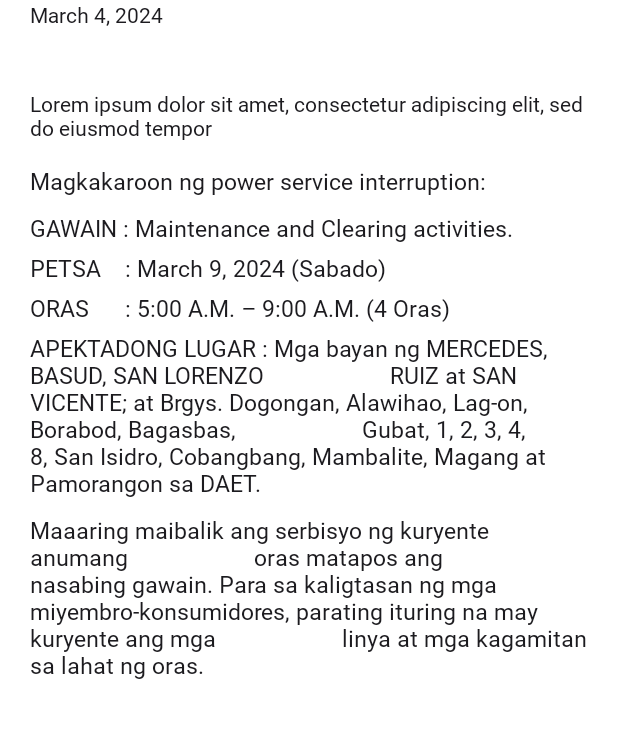
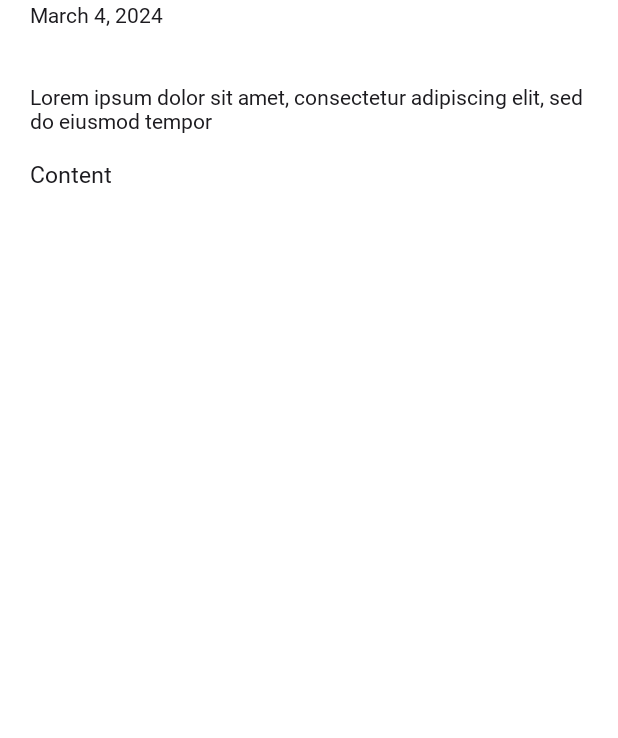
Before and after one commit to jayaustin1122/Canoreco-App, an Android app: the NewsDetailsFragment screen opened through its navigation route, on a phone screen of 412 x 824 dp, the part 159-897 px from its top. Run offline under Robolectric (Android 15) with nearby library versions, the phone set to English and light mode, and no system bars; our stand-ins replace Firebase (no records; nobody signed in at launch, a user with empty details on screens opened directly); libraries missing offline, so code that uses them is left out: org.bouncycastle.asn1; 3 statements that could not run were skipped.

Commit message:
User Updates News and Maintenance 2.0

```diff
--- a/app/src/main/java/com/example/canorecoapp/adapter/MaintenanceAdapter.kt
+++ b/app/src/main/java/com/example/canorecoapp/adapter/MaintenanceAdapter.kt
@@ -46,6 +46,7 @@ class MaintenanceAdapter(private val context: Context,
         val newsDesc = model.shortDescription
         val image = model.image
         val date = model.date
+        val category = model.category
         val timeStamp = model.timestamp
         holder.title.text = newsTitle
         holder.shortDescription.text = newsDesc
@@ -60,6 +61,7 @@ class MaintenanceAdapter(private val context: Context,
                 val detailsFragment = NewsDetailsFragment()
                 val bundle = Bundle()
                 bundle.putString("title",newsTitle)
+                bundle.putString("category",category)
                 detailsFragment.arguments = bundle
                 Log.d("BundleValues", "TimeStamp: $newsTitle")
                 navController.navigate(R.id.newsDetailsFragment, bundle)
--- a/app/src/main/java/com/example/canorecoapp/adapter/NewsAdapter.kt
+++ b/app/src/main/java/com/example/canorecoapp/adapter/NewsAdapter.kt
@@ -46,6 +46,7 @@ class NewsAdapter(private val context: Context,
         val image = model.image
         val date = model.date
         val timeStamp = model.timestamp
+        val category = model.category
 
         holder.title.text = newsTitle
         holder.shortDescription.text = newsDesc
@@ -60,6 +61,7 @@ class NewsAdapter(private val context: Context,
                 val detailsFragment = NewsDetailsFragment()
                 val bundle = Bundle()
                 bundle.putString("title", newsTitle.toString())
+                bundle.putString("category",category)
                 detailsFragment.arguments = bundle
                 Log.d("BundleValues", "TimeStamp: $newsTitle")
                 navController.navigate(R.id.newsDetailsFragment, bundle)
--- /dev/null
+++ b/app/src/main/java/com/example/canorecoapp/models/Images.kt
@@ -0,0 +1,5 @@
+package com.example.canorecoapp.models
+
+data class Images(
+    val images: List<String> = emptyList() // Use emptyList() instead of []
+)
--- a/app/src/main/java/com/example/canorecoapp/models/Maintenance.kt
+++ b/app/src/main/java/com/example/canorecoapp/models/Maintenance.kt
@@ -11,9 +11,11 @@ data class Maintenance (
     val lugar : String =  "",
     val oras : String =  "",
     val petsa : String =  "",
+    val category : String =  "",
 
-) {
-    constructor() : this("",  "","","","","",  "","","","") {
+    ) {
+    constructor() : this("",  "","","","","",  "","","","","") {
         // Default constructor required for Firebase
     }
+
 }
--- a/app/src/main/java/com/example/canorecoapp/models/News.kt
+++ b/app/src/main/java/com/example/canorecoapp/models/News.kt
@@ -11,9 +11,10 @@ data class News (
     val lugar : String =  "",
     val oras : String =  "",
     val petsa : String =  "",
+    val category : String =  "",
 
 ) {
-    constructor() : this("",  "","","","","",  "","","","") {
+    constructor() : this("",  "","","","","",  "","","","","") {
         // Default constructor required for Firebase
     }
 }
--- a/app/src/main/java/com/example/canorecoapp/views/user/HomeUserFragment.kt
+++ b/app/src/main/java/com/example/canorecoapp/views/user/HomeUserFragment.kt
@@ -65,8 +65,9 @@ class HomeUserFragment : Fragment() {
                     val userName = document.getString("fullName")
                     val image = document.getString("image")
                     binding.textViewUser.setText("$userName")
+                    val context = context ?: return@addOnSuccessListener
                     binding.imageViewProfile?.let {
-                        Glide.with(requireContext())
+                        Glide.with(context)
                             .load(image)
                             .into(it)
                     }
--- a/app/src/main/java/com/example/canorecoapp/views/user/ReportFragment.kt
+++ b/app/src/main/java/com/example/canorecoapp/views/user/ReportFragment.kt
@@ -121,7 +121,7 @@ class ReportFragment : Fragment() {
         )
         val firestore = FirebaseFirestore.getInstance()
         try {
-            firestore.collection("Reports")
+            firestore.collection("consumer_Complaints")
                 .document(timestamp.toString())
                 .set(report)
                 .addOnCompleteListener { task ->
--- a/app/src/main/java/com/example/canorecoapp/views/user/news/NewsDetailsFragment.kt
+++ b/app/src/main/java/com/example/canorecoapp/views/user/news/NewsDetailsFragment.kt
@@ -7,15 +7,21 @@ import androidx.fragment.app.Fragment
 import android.view.LayoutInflater
 import android.view.View
 import android.view.ViewGroup
+import android.widget.HorizontalScrollView
 import android.widget.Toast
 import androidx.lifecycle.lifecycleScope
+import androidx.navigation.NavController
 import androidx.navigation.fragment.findNavController
+import androidx.recyclerview.widget.GridLayoutManager
 import androidx.recyclerview.widget.LinearLayoutManager
 import com.bumptech.glide.Glide
 import com.example.canorecoapp.R
 import com.example.canorecoapp.adapter.NewsAdapter
+import com.example.canorecoapp.adapter.NewsImagesAdapter
 import com.example.canorecoapp.databinding.FragmentNewsDetailsBinding
+import com.example.canorecoapp.models.Images
 import com.example.canorecoapp.models.News
+import com.google.android.play.integrity.internal.al
 import com.google.firebase.firestore.FirebaseFirestore
 import com.google.firebase.firestore.ktx.firestore
 import com.google.firebase.ktx.Firebase
@@ -37,13 +43,19 @@ class NewsDetailsFragment : Fragment() {
     override fun onViewCreated(view: View, savedInstanceState: Bundle?) {
         super.onViewCreated(view, savedInstanceState)
         val title = arguments?.getString("title")
+
         Log.d("Firestore", "Querying document with timestampss: $title")
         getNewsDetailsByTimestamp(title)
         binding.backArrow.setOnClickListener {
             findNavController().navigateUp()
         }
     }
-
+    private fun setupRecyclerView(images: List<String>) {
+        val recyclerView = binding.imagesRV
+        recyclerView.layoutManager = LinearLayoutManager(requireContext(), LinearLayoutManager.HORIZONTAL, false)
+        recyclerView.adapter = NewsImagesAdapter(requireContext(),findNavController(),images)
+        Log.d("NewsImagesAdapter", "Loading image from URL: $images")
+    }
     private fun getNewsDetailsByTimestamp(title: String?) {
         if (title.isNullOrEmpty()) {
             Toast.makeText(requireContext(), "Invalid title!", Toast.LENGTH_SHORT).show()
@@ -51,29 +63,37 @@ class NewsDetailsFragment : Fragment() {
             return
         }
         Log.d("Firestore", "Querying document with title: '$title'")
-
-
         val collectionRef = db.collection("news")
         val query = collectionRef.whereEqualTo("title", title)
-
+        val selectedLocations = mutableSetOf<String>()
         query.get()
             .addOnSuccessListener { documents ->
-                Log.d("Firestore", "Documents retrieved: ${documents.size()}")
                 if (!documents.isEmpty) {
                     for (document in documents) {
-                        val docTitle = document.getString("title")
-                        val image = document.getString("images")
-                        val category = document.getString("category")
-                        val shortDescription = document.getString("Short Description")
 
+                        val docTitle = document.getString("title")?: ""
+                        val images = document.get("image") as? List<String> ?: emptyList()
+                        val category = document.getString("category")?: ""
+                        val content = document.getString("content")?: ""
+                        val selectedLocationsList = document.get("selectedLocations") as? List<*>
+                        selectedLocationsList?.let {
+                            selectedLocations.addAll(it.filterIsInstance<String>())
+                        }
+
+                        binding.newsExcerpt.text = "Category: $category"
+                        binding.newsTitle.text = docTitle
+                        binding.content.text = content
                         if (category == "Patalastas ng Power Interruption"){
                             binding.viewInMapButton.visibility = View.VISIBLE
                         }
-                        binding.newsTitle.text = docTitle
-                        binding.newsExcerpt.text = shortDescription
-                        Glide.with(requireContext())
-                            .load(image)
-                            .into(binding.newsImage)
+                        setupRecyclerView(images)
+                        binding.viewInMapButton.setOnClickListener {
+                            val detailsFragment = ViewMapsWithAreasFragment()
+                            val bundle = Bundle()
+                            bundle.putString("Areas", selectedLocations.joinToString(","))
+                            detailsFragment.arguments = bundle
+                            findNavController().navigate(R.id.viewMapsWithAreasFragment, bundle)
+                        }
                     }
                 } else {
                     Log.d("Firestore", "No document found with the given title")
--- a/app/src/main/res/layout/fragment_news_details.xml
+++ b/app/src/main/res/layout/fragment_news_details.xml
@@ -78,13 +78,15 @@
                 android:textSize="14sp"
                 android:fontFamily="@font/roboto_regular"/>
 
-            <ImageView
-                android:id="@+id/news_image"
+            <androidx.recyclerview.widget.RecyclerView
+                android:id="@+id/imagesRV"
                 android:layout_width="wrap_content"
                 android:layout_height="wrap_content"
-                android:layout_marginBottom="20dp"
-                android:background="@android:color/darker_gray"
-                android:scaleType="fitXY" />
+                android:layout_marginBottom="15dp"
+                android:orientation="horizontal"
+                app:layoutManager="androidx.recyclerview.widget.LinearLayoutManager"
+                tools:listitem="@layout/news_images" />
+
 
             <TextView
                 android:id="@+id/news_excerpt"
@@ -103,66 +105,13 @@
                 android:orientation="vertical">
 
                 <TextView
+                    android:id="@+id/content"
                     android:layout_width="match_parent"
                     android:layout_height="wrap_content"
                     android:layout_marginBottom="10dp"
-                    android:text="Magkakaroon ng power service interruption:"
+                    android:text="Content"
                     android:textColor="@color/text_dark_color"
                     android:textSize="15sp"
-                    android:fontFamily="@font/roboto_regular" />
-
-                <TextView
-                    android:id="@+id/tvGawain"
-                    android:layout_width="match_parent"
-                    android:layout_height="wrap_content"
-                    android:layout_marginBottom="5dp"
-                    android:text="GAWAIN : Maintenance and Clearing activities."
-                    android:textSize="15sp"
-                    android:textColor="@color/text_dark_color"
-                    android:fontFamily="@font/roboto_regular" />
-
-                <TextView
-                    android:id="@+id/tvPetsa"
-                    android:layout_width="match_parent"
-                    android:layout_height="wrap_content"
-                    android:layout_marginBottom="5dp"
-                    android:text="PETSA    : March 9, 2024 (Sabado)"
-                    android:textSize="15sp"
-                    android:textColor="@color/text_dark_color"
-                    android:fontFamily="@font/roboto_regular" />
-
-                <TextView
-                    android:id="@+id/tvOras"
-                    android:layout_width="match_parent"
-                    android:layout_height="wrap_content"
-                    android:layout_marginBottom="5dp"
-                    android:text="ORAS      : 5:00 A.M. – 9:00 A.M. (4 Oras)"
-                    android:textSize="15sp"
-                    android:textColor="@color/text_dark_color"
-                    android:fontFamily="@font/roboto_regular" />
-
-                <TextView
-                    android:id="@+id/tvLugar"
-                    android:layout_width="match_parent"
-                    android:layout_height="wrap_content"
-                    android:layout_marginBottom="10dp"
-                    android:text="APEKTADONG LUGAR : Mga bayan ng MERCEDES, BASUD, SAN LORENZO
-                    RUIZ at SAN VICENTE; at Brgys. Dogongan, Alawihao, Lag-on, Borabod, Bagasbas,
-                    Gubat, 1, 2, 3, 4, 8, San Isidro, Cobangbang, Mambalite, Magang at Pamorangon sa DAET."
-                    android:textSize="15sp"
-                    android:textColor="@color/text_dark_color"
-                    android:fontFamily="@font/roboto_regular" />
-
-                <TextView
-                    android:id="@+id/tvLongDesc"
-                    android:layout_width="match_parent"
-                    android:layout_height="wrap_content"
-                    android:text="Maaaring maibalik ang serbisyo ng kuryente anumang
-                    oras matapos ang nasabing gawain. Para sa kaligtasan ng mga
-                    miyembro-konsumidores, parating ituring na may kuryente ang mga
-                    linya at mga kagamitan sa lahat ng oras."
-                    android:textSize="15sp"
-                    android:textColor="@color/text_dark_color"
                     android:fontFamily="@font/roboto_regular" />
 
             </LinearLayout>
--- a/app/src/main/res/layout/news_activities_item_views.xml
+++ b/app/src/main/res/layout/news_activities_item_views.xml
@@ -57,6 +57,8 @@
         <TextView
             android:id="@+id/tvActivityDescription"
             android:layout_width="match_parent"
+            android:maxLines="1"
+            android:ellipsize="end"
             android:layout_height="wrap_content"
             android:text="Lorem ipsum dolor sit amet, consectetur adipiscing elit, sed do eiusmod tempor"
             android:textAppearance="@style/TextAppearance.AppCompat.Body2"
--- a/app/src/main/res/navigation/navgation.xml
+++ b/app/src/main/res/navigation/navgation.xml
@@ -105,4 +105,9 @@
         android:id="@+id/signUpEmployeeFragment"
         android:name="com.example.canorecoapp.employee.SignUpEmployeeFragment"
         android:label="SignUpEmployeeFragment" />
+    <fragment
+        android:id="@+id/viewMapsWithAreasFragment"
+        android:name="com.example.canorecoapp.views.user.news.ViewMapsWithAreasFragment"
+        android:label="fragment_view_maps_with_areas"
+        tools:layout="@layout/fragment_view_maps_with_areas" />
 </navigation>
```
Also changed, not shown: app/src/main/java/com/example/canorecoapp/adapter/NewsImagesAdapter.kt (added, +68 -0 lines), app/src/main/java/com/example/canorecoapp/views/user/news/ViewMapsWithAreasFragment.kt (added, +166 -0 lines), app/src/main/res/layout/fragment_view_maps_with_areas.xml (added, +21 -0 lines), app/src/main/res/layout/news_images.xml (added, +22 -0 lines).
